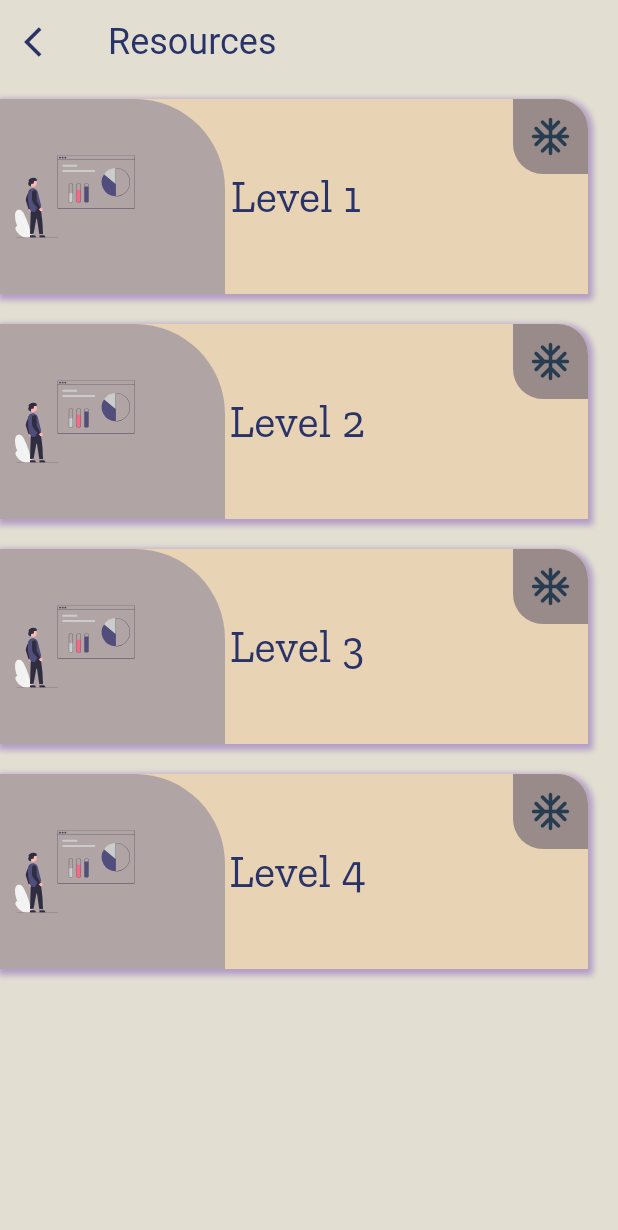
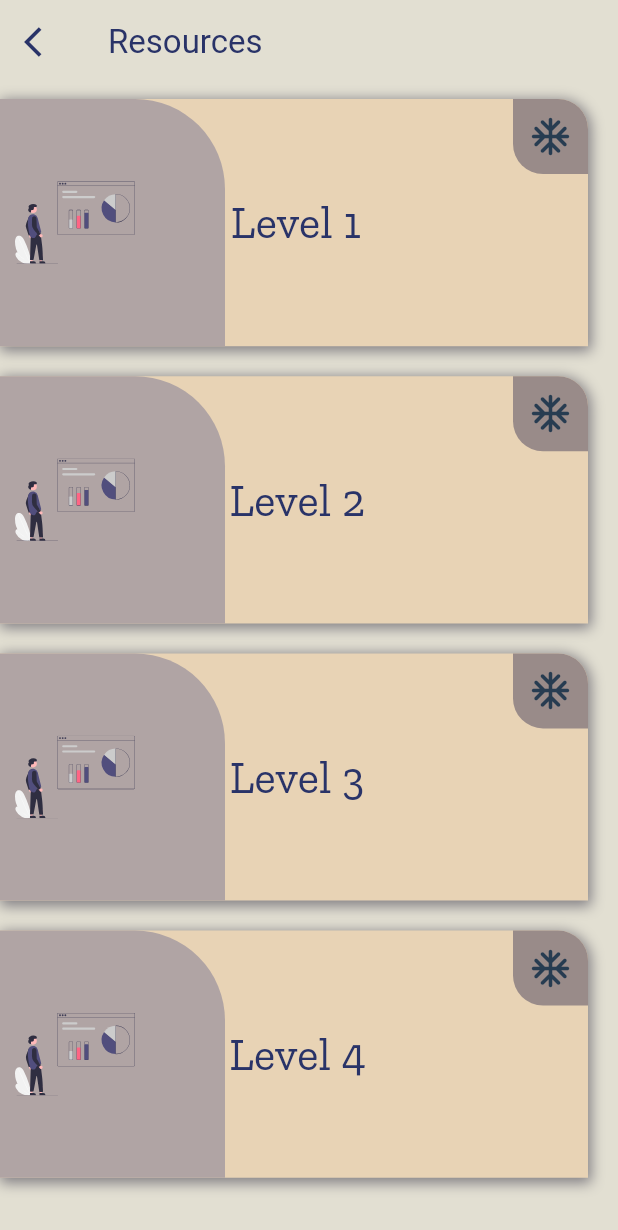
Before and after one commit to ArnobMahmud/Fabric-Engineering-App, a Flutter app: the screen it shows after launch, after a tap on "Resources", on a phone screen of 412 x 824 dp. Shown: the top 1230 px of the screen. Run offline on Flutter 3.47's test engine with Material 3 defaults, Android fonts, the phone set to English and light mode, and no system bars; our stand-ins replace flutter_svg, google_fonts, webview_flutter.

Commit message:
ui bugs update

```diff
--- a/lib/main.dart
+++ b/lib/main.dart
@@ -6,6 +6,7 @@ import 'pages/level1_page.dart';
 import 'pages/level2_page.dart';
 import 'pages/level3_page.dart';
 import 'pages/level4_page.dart';
+import 'pages/notice_page.dart';
 import 'pages/resources_page.dart';
 import 'provider/level1_term1_page.dart';
 import 'provider/level1_term2_page.dart';
@@ -58,6 +59,7 @@ import 'resources/Level4/Term2/es.dart';
 import 'resources/Level4/Term2/nwvn_resources.dart';
 import 'resources/Level4/Term2/ppc.dart';
 import 'resources/Level4/Term2/tt.dart';
+import 'screen/splash.dart';
 
 void main() => runApp(const MyApp());
 
@@ -74,8 +76,10 @@ class MyApp extends StatelessWidget {
       debugShowCheckedModeBanner: false,
       title: 'Fabric Engineering Application',
       initialRoute: '/',
+      //home:const SplashScreen(),
       routes: {
-        '/': (context) => const HomePage(),
+        '/': (context) => const SplashScreen(),
+        '/home': (context) => const HomePage(),
         '/res': (context) => const ResourcePage(),
         '/rot': (context) => const ExamPage(),
         '/lab': (context) => const LabPage(),
@@ -133,7 +137,8 @@ class MyApp extends StatelessWidget {
         '/ppc': (context) => const PPCResources(),
         '/nwvn': (context) => const NwvnResources(),
         '/tt': (context) => const TTResources(),
-        '/es': (context) => const ESResources()
+        '/es': (context) => const ESResources(),
+        '/not': (context) => NoticePage(),
       },
     );
   }
--- a/lib/pages/home_page.dart
+++ b/lib/pages/home_page.dart
@@ -1,7 +1,6 @@
 import 'package:fabric_engineering_app/db/category_data.dart';
 import 'package:fabric_engineering_app/widget/category.dart';
 import 'package:flutter/material.dart';
-import 'package:auto_size_text/auto_size_text.dart';
 import 'package:flutter_svg/flutter_svg.dart';
 import 'package:google_fonts/google_fonts.dart';
 
@@ -21,7 +20,7 @@ class HomePage extends StatelessWidget {
         title: Text(
           "Fabric Engineering",
           style: GoogleFonts.roboto(
-            fontSize: 30,
+            fontSize: 26,
             fontWeight: FontWeight.w400,
             color: const Color.fromARGB(159, 87, 68, 94),
           ),
@@ -101,21 +100,21 @@ class HomePage extends StatelessWidget {
                 children: [
                   Container(
                     padding: const EdgeInsets.all(14),
-                    height: 200,
                     width: width * .55,
-                    //color: Colors.red,
-                    child: const Center(
-                      child: AutoSizeText(
+                    // color: Colors.red,
+                    child: const Row(
+                      children: [
+                        Expanded(
+                          child: Text(
                             '''Fabric Engineering is one of the basic textile engineering branches with its large application in weaving, knitting and non-woven.''',
-                        maxLines: 10,
-                        minFontSize: 14,
-                        maxFontSize: 19,
                             style: TextStyle(
                               fontSize: 16,
                               fontWeight: FontWeight.w400,
                               color: Color.fromARGB(217, 44, 43, 45),
                             ),
                           ),
+                        ),
+                      ],
                     ),
                   ),
                   SizedBox(
--- a/lib/pages/resources_page.dart
+++ b/lib/pages/resources_page.dart
@@ -25,7 +25,7 @@ class ResourcePage extends StatelessWidget {
           'Resources',
           style: GoogleFonts.roboto(
             textStyle: const TextStyle(
-              fontSize: 24,
+              fontSize: 22,
               color: Color.fromARGB(255, 41, 51, 104),
               fontWeight: FontWeight.w400,
             ),
--- /dev/null
+++ b/lib/screen/splash.dart
@@ -0,0 +1,68 @@
+import 'package:flutter/material.dart';
+import 'package:flutter_svg/flutter_svg.dart';
+import 'package:google_fonts/google_fonts.dart';
+
+class SplashScreen extends StatefulWidget {
+  const SplashScreen({super.key});
+
+  @override
+  State<SplashScreen> createState() => _SplashScreenState();
+}
+
+class _SplashScreenState extends State<SplashScreen> {
+  @override
+  Widget build(BuildContext context) {
+    Future.delayed(
+      const Duration(
+        seconds: 3,
+      ),
+      () {
+        Navigator.pushReplacementNamed(context, '/home');
+      },
+    );
+    return Scaffold(
+      backgroundColor: const Color(0xffece4dc),
+      body: Center(
+        child: Column(
+          mainAxisAlignment: MainAxisAlignment.center,
+          children: [
+            const Spacer(),
+            SvgPicture.asset(
+              'images/sem.svg',
+              height: 150,
+              width: 150,
+              fit: BoxFit.cover,
+            ),
+            const SizedBox(height: 50),
+            Text(
+              'Fabric Engineering Resources',
+              style: GoogleFonts.poppins(
+                letterSpacing: .7,
+                textStyle: const TextStyle(
+                  color: Color(0xff76424e),
+                  fontSize: 20,
+                  fontWeight: FontWeight.w500,
+                ),
+              ),
+            ),
+            const Spacer(),
+            Padding(
+              padding: const EdgeInsets.all(18.0),
+              child: Text(
+                'Powered by GrooveLinx',
+                style: GoogleFonts.ubuntu(
+                  textStyle: const TextStyle(
+                    color: Color(0xff8c8798),
+                    fontSize: 22,
+                    letterSpacing: 0.4,
+                    fontWeight: FontWeight.w500,
+                  ),
+                ),
+              ),
+            ),
+          ],
+        ),
+      ),
+    );
+  }
+}
--- a/lib/widget/category.dart
+++ b/lib/widget/category.dart
@@ -23,7 +23,7 @@ class Category extends StatelessWidget {
         Navigator.pushNamed(context, nav!);
       },
       child: Container(
-        padding:const EdgeInsets.all(5),
+        padding: const EdgeInsets.all(5),
         margin: const EdgeInsets.only(top: 5),
         decoration: const BoxDecoration(
           borderRadius: BorderRadius.only(
@@ -53,34 +53,29 @@ class Category extends StatelessWidget {
                 height: 90,
                 width: 100,
               ),
-              const Spacer(
-                flex: 1,
+              const SizedBox(
+                height: 50,
               ),
               Text(
                 title!,
                 style: GoogleFonts.roboto(
-                  fontSize: 22,
+                  fontSize: 20,
                   fontWeight: FontWeight.w500,
                   color: const Color(0xff393646),
                 ),
                 textAlign: TextAlign.center,
-                maxLines: 2,
               ),
               const SizedBox(
                 height: 10,
               ),
-              Expanded(
-                flex: 1,
-                child: Text(
+              Text(
                 subTitle!,
                 style: GoogleFonts.roboto(
                   fontSize: 14,
                   fontWeight: FontWeight.w500,
                   color: const Color(0xff404258),
                 ),
-                  maxLines: 2,
                 textAlign: TextAlign.center,
-                ),
               ),
             ],
           ),
--- a/lib/widget/exam_card.dart
+++ b/lib/widget/exam_card.dart
@@ -21,8 +21,6 @@ class ExamCard extends StatelessWidget {
         Navigator.pushNamed(context, nav!);
       },
       child: Container(
-        height: 100,
-        width: 200,
         margin: const EdgeInsets.only(top: 5),
         decoration: const BoxDecoration(
           borderRadius: BorderRadius.only(
@@ -45,7 +43,7 @@ class ExamCard extends StatelessWidget {
             mainAxisAlignment: MainAxisAlignment.center,
             children: [
               const SizedBox(
-                height: 20,
+                height: 30,
               ),
               SvgPicture.asset(
                 imgData!,
@@ -62,6 +60,7 @@ class ExamCard extends StatelessWidget {
                   fontWeight: FontWeight.w500,
                   color: const Color(0xff393646),
                 ),
+                textAlign: TextAlign.center,
                 maxLines: 2,
               ),
               const Spacer(
--- a/lib/widget/lecture_segment.dart
+++ b/lib/widget/lecture_segment.dart
@@ -92,7 +92,8 @@ class _LectureSegmentState extends State<LectureSegment> {
                                   style: GoogleFonts.roboto(
                                     fontSize: 22,
                                     fontWeight: FontWeight.w600,
-                                    color: const Color.fromARGB(234, 87, 68, 94),
+                                    color:
+                                        const Color.fromARGB(234, 87, 68, 94),
                                   ),
                                   maxLines: 2,
                                   overflow: TextOverflow.ellipsis,
--- a/lib/widget/year_segment.dart
+++ b/lib/widget/year_segment.dart
@@ -14,12 +14,13 @@ class YearSegment extends StatelessWidget {
   @override
   Widget build(BuildContext context) {
     final width = MediaQuery.of(context).size.width;
+    final height = MediaQuery.of(context).size.height;
     return GestureDetector(
       onTap: () {
         Navigator.pushNamed(context, nav!);
       },
       child: Container(
-        height: 130,
+        height: height * .20,
         width: width,
         margin: const EdgeInsets.fromLTRB(0, 10, 20, 10),
         decoration: const BoxDecoration(
@@ -29,9 +30,9 @@ class YearSegment extends StatelessWidget {
           color: Color(0xffe8d3b5),
           boxShadow: [
             BoxShadow(
-              color: Color.fromARGB(245, 176, 154, 197),
-              spreadRadius: 2,
-              blurRadius: 3,
+              color: Color.fromARGB(245, 125, 122, 128),
+              spreadRadius: 1,
+              blurRadius: 7,
               offset: Offset(1, 2), // changes position of shadow
             ),
           ],
@@ -42,7 +43,7 @@ class YearSegment extends StatelessWidget {
               top: 0,
               left: 0,
               child: Container(
-                height: 150,
+                height: height * .20,
                 width: 150,
                 decoration: const BoxDecoration(
                   borderRadius: BorderRadius.only(
--- a/pubspec.yaml
+++ b/pubspec.yaml
@@ -43,6 +43,9 @@ dependencies:
   flutter_custom_clippers: ^2.1.0
   shadow_clip: ^0.0.1
   provider: ^6.1.1
+  connectivity_wrapper: ^1.1.4
+  connectivity: ^3.0.6
+  webview_flutter: ^4.4.2
 
 dev_dependencies:
   flutter_test:
```
Also changed, not shown: lib/pages/exam_page.dart (+1 -7 lines), lib/pages/lab_page.dart (+1 -7 lines), lib/pages/notice_page.dart (added, +59 -0 lines), lib/pages/welcome_page.dart (deleted, +0 -80 lines), lib/widget/course_segment.dart (+22 -13 lines), lib/widget/custom_app_bar.dart (+4 -4 lines), pubspec.lock, 3 other files. Lines whose indentation alone changed are shown as unchanged.
